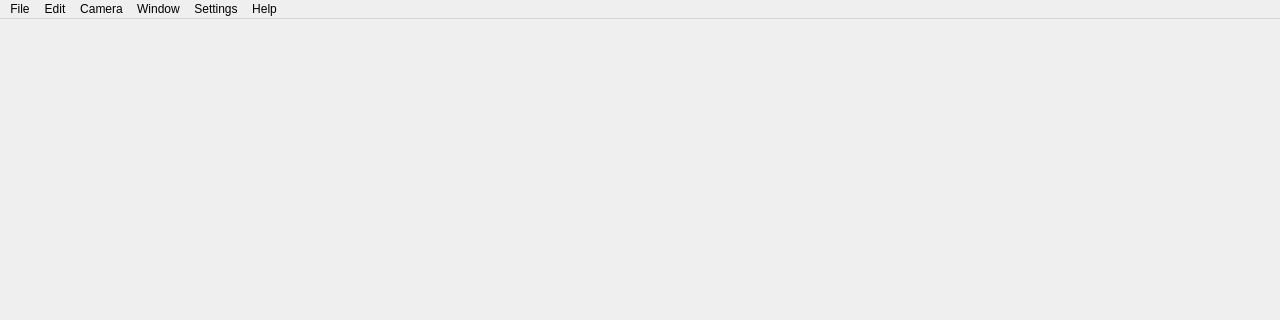
First picture: the form in resources/ui/MainWindow.ui, repository QtOpenGL/sandbox3d-editor, before the edit; both pictures show x 0 to 1280 and y 0 to 320 of the 1280 by 720 pixel window.
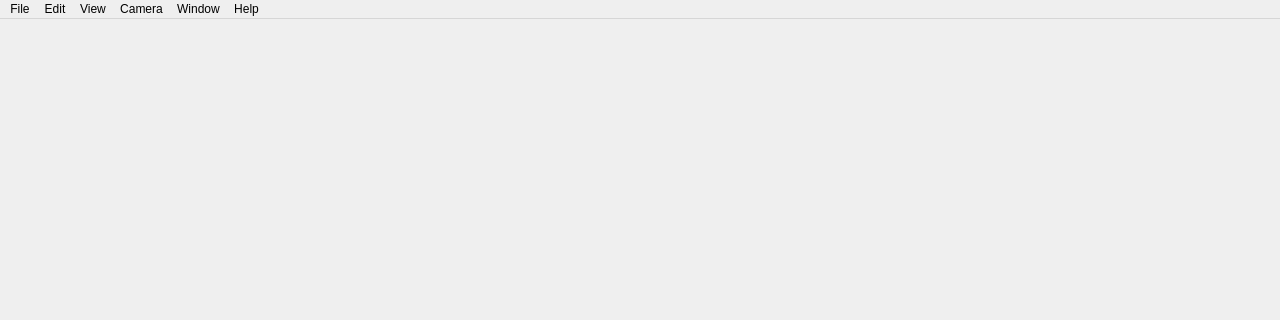
Second picture: the form after the edit. Icons and pictures are not drawn.

Commit message: Improved MainWindow menu bar

Diff of the .ui file:
```diff
--- a/resources/ui/MainWindow.ui
+++ b/resources/ui/MainWindow.ui
@@ -52,15 +52,8 @@
     <property name="title">
      <string>Window</string>
     </property>
-    <addaction name="actionFullscreen"/>
-    <addaction name="actionDrawObjectsAABB"/>
-    <addaction name="actionDrawSceneAABB"/>
-   </widget>
-   <widget class="QMenu" name="menuSettings">
-    <property name="title">
-     <string>Settings</string>
-    </property>
-    <addaction name="actionNode_Editor"/>
+    <addaction name="actionShowRenderGraphEditor"/>
+    <addaction name="actionShowCommandList"/>
    </widget>
    <widget class="QMenu" name="menuCamera">
     <property name="title">
@@ -68,11 +61,20 @@
     </property>
     <addaction name="actionResetCamera"/>
    </widget>
+   <widget class="QMenu" name="menuView">
+    <property name="title">
+     <string>View</string>
+    </property>
+    <addaction name="actionFullscreen"/>
+    <addaction name="separator"/>
+    <addaction name="actionDrawObjectsAABB"/>
+    <addaction name="actionDrawSceneAABB"/>
+   </widget>
    <addaction name="menuFile"/>
    <addaction name="menuEdit"/>
+   <addaction name="menuView"/>
    <addaction name="menuCamera"/>
    <addaction name="menuWindow"/>
-   <addaction name="menuSettings"/>
    <addaction name="menuHelp"/>
   </widget>
   <widget class="QStatusBar" name="statusbar"/>
```
Left out of the diff: 384 changed lines with no effect on the pictures. The commit also changes 2 other files.
